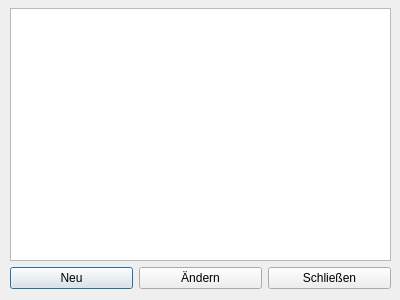
The window that Spielplan/Forms/MannschaftListeEditor.ui (CodeGamer/Labyrinth) describes before a commit, drawn with Qt 5.
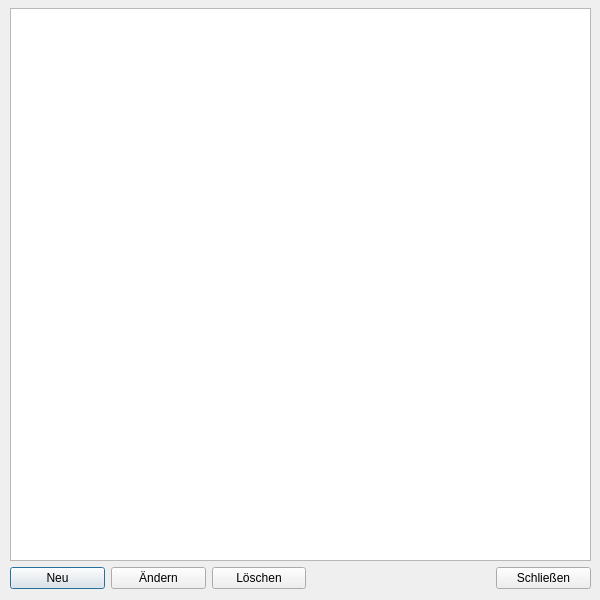
The same window after the commit.

The edit to the form file:
```diff
--- a/Spielplan/Forms/MannschaftListeEditor.ui
+++ b/Spielplan/Forms/MannschaftListeEditor.ui
@@ -6,10 +6,22 @@
    <rect>
     <x>0</x>
     <y>0</y>
-    <width>400</width>
-    <height>300</height>
+    <width>600</width>
+    <height>600</height>
    </rect>
   </property>
+  <property name="minimumSize">
+   <size>
+    <width>600</width>
+    <height>600</height>
+   </size>
+  </property>
+  <property name="maximumSize">
+   <size>
+    <width>600</width>
+    <height>600</height>
+   </size>
+  </property>
   <property name="windowTitle">
    <string>Mannschaftsliste</string>
   </property>
@@ -18,8 +30,8 @@
     <rect>
      <x>10</x>
      <y>8</y>
-     <width>381</width>
-     <height>281</height>
+     <width>581</width>
+     <height>581</height>
     </rect>
    </property>
    <layout class="QVBoxLayout" name="verticalLayout">
@@ -52,6 +64,32 @@
         </attribute>
        </widget>
       </item>
+      <item>
+       <widget class="QPushButton" name="deleteButton">
+        <property name="text">
+         <string>Löschen</string>
+        </property>
+        <attribute name="buttonGroup">
+         <string notr="true">actionButtonGroup</string>
+        </attribute>
+       </widget>
+      </item>
+      <item>
+       <spacer name="horizontalSpacer">
+        <property name="orientation">
+         <enum>Qt::Horizontal</enum>
+        </property>
+        <property name="sizeType">
+         <enum>QSizePolicy::Fixed</enum>
+        </property>
+        <property name="sizeHint" stdset="0">
+         <size>
+          <width>184</width>
+          <height>20</height>
+         </size>
+        </property>
+       </spacer>
+      </item>
       <item>
        <widget class="QPushButton" name="exitButton">
         <property name="text">
```
Left out of the diff: 8 changed lines with no effect on the pictures.
